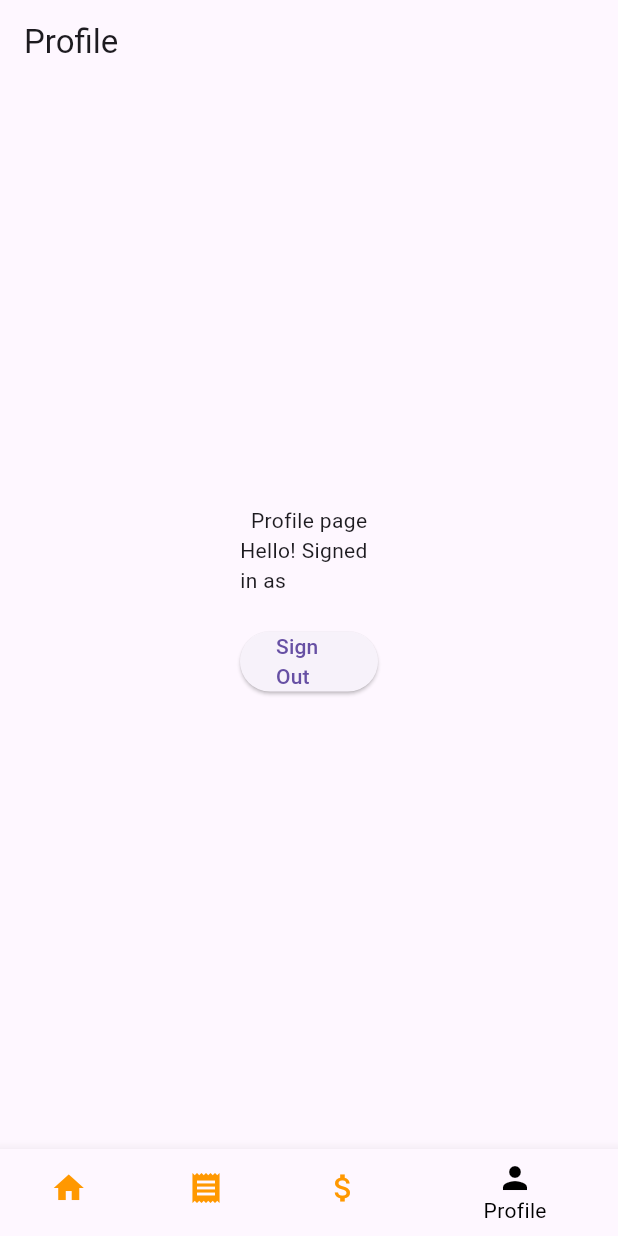
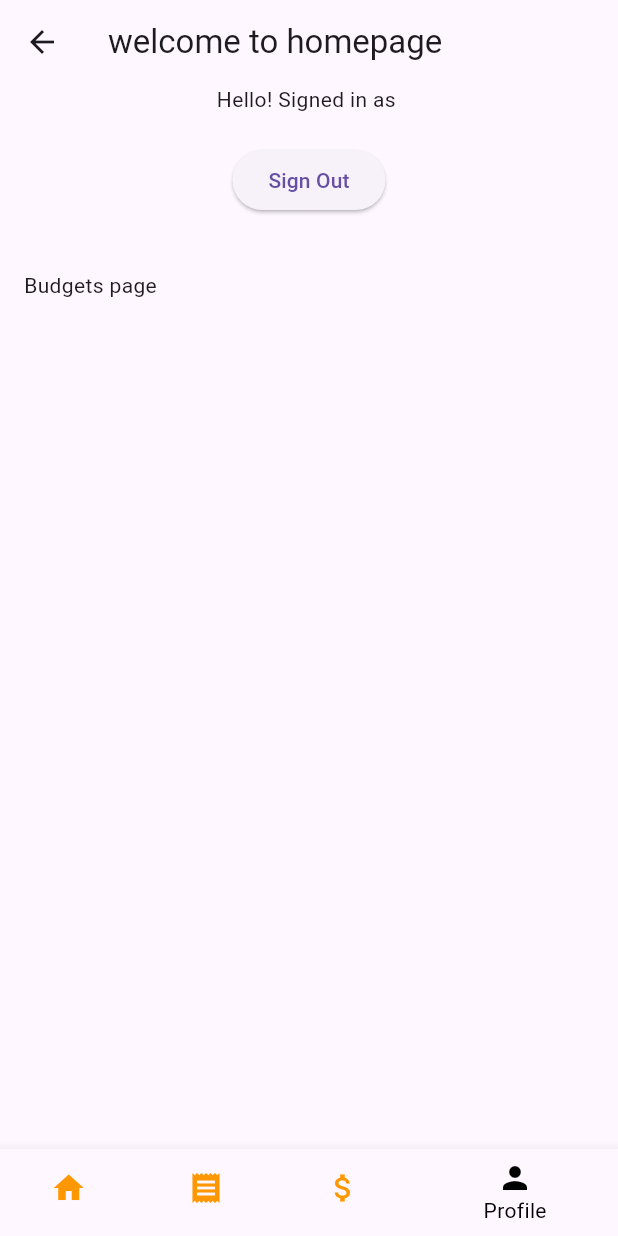
Before and after one commit to nainika0305/Wallet_Watch, a Flutter app: the Homepage screen opened by its route, item 4 of the bottom bar chosen, on a phone screen of 412 x 824 dp. Run offline on Flutter 3.47's test engine with Material 3 defaults, Android fonts, the phone set to English and light mode, and no system bars; our stand-ins replace firebase_auth, firebase_core; accounts and stored records are empty.

Commit message:
Revert "Update home page and navigation"

```diff
--- a/lib/Profile.dart
+++ b/lib/Profile.dart
@@ -1,4 +1,3 @@
-import 'package:firebase_auth/firebase_auth.dart';
 import 'package:flutter/material.dart';
 
 class Profile extends StatefulWidget {
@@ -8,38 +7,13 @@ class Profile extends StatefulWidget {
   State<Profile> createState() => _ProfileState();
 }
 
-void _signOut() async {
-  await FirebaseAuth.instance.signOut();
-}
-
 class _ProfileState extends State<Profile> {
-  final user = FirebaseAuth.instance.currentUser!;
   @override
   Widget build(BuildContext context) {
     return Scaffold(
-      appBar: AppBar(
-          title: const Text('Profile'), automaticallyImplyLeading: false),
       body: Padding(
-        padding: const EdgeInsets.all(160),
-        child: Column(
-          mainAxisAlignment: MainAxisAlignment.center,
-          children: [
-            const Text('Profile page'),
-            Column(
-              mainAxisAlignment: MainAxisAlignment.center,
-              children: [
-                Text('Hello! Signed in as ${user.email!}'),
-                const SizedBox(height: 20), // Space between text and button
-                ElevatedButton(
-                  onPressed: _signOut,
-                  style: ElevatedButton.styleFrom(),
-                  child: const Text('Sign Out'),
-                ),
-                const SizedBox(height: 20), // Space for visual clarity
-              ],
-            ),
-          ],
-        ),
+          padding: EdgeInsets.all(16),
+          child: Text('Profile page')
       ),
     );
   }
--- a/lib/bottom_nav_bar.dart
+++ b/lib/bottom_nav_bar.dart
@@ -4,8 +4,7 @@ class MyBottomNavigationBar extends StatelessWidget {
   final int currentIndex;
   final Function(int) onTap;
 
-  const MyBottomNavigationBar(
-      {super.key, required this.currentIndex, required this.onTap});
+  MyBottomNavigationBar({required this.currentIndex, required this.onTap});
 
   @override
   Widget build(BuildContext context) {
--- a/lib/budgets.dart
+++ b/lib/budgets.dart
@@ -11,10 +11,10 @@ class _BudgetsState extends State<Budgets> {
   @override
   Widget build(BuildContext context) {
     return Scaffold(
-      appBar: AppBar(
-          title: const Text('budgets'), automaticallyImplyLeading: false),
-      body: const Padding(
-          padding: EdgeInsets.all(16), child: Text('Budgets page')),
+      body: Padding(
+          padding: EdgeInsets.all(16),
+          child: Text('Budgets page')
+      ),
     );
   }
 }
--- a/lib/homepage.dart
+++ b/lib/homepage.dart
@@ -1,7 +1,6 @@
 import 'package:firebase_auth/firebase_auth.dart';
 import 'package:firebase_core/firebase_core.dart';
 import 'package:flutter/material.dart';
-import 'package:wallet_watch/Home.dart';
 import 'package:wallet_watch/Profile.dart';
 import 'package:wallet_watch/Transactions.dart';
 import 'package:wallet_watch/bottom_nav_bar.dart';
@@ -21,10 +20,10 @@ class _HomepageState extends State<Homepage> {
 
   // List of pages to display based on the selected tab
   final List<Widget> _pages = [
-    Home(), // Placeholder for Home page content
+    Center(child: Text('Home Page Content')), // Placeholder for Home page content
     Transactions(),
+    Profile(),
     Budgets(),
-    Profile()
   ];
 
   // Update selected index
@@ -34,17 +33,41 @@ class _HomepageState extends State<Homepage> {
     });
   }
 
+  void _signOut() async {
+    await FirebaseAuth.instance.signOut();
+  }
+
   @override
   Widget build(BuildContext context) {
     return WillPopScope(
-      onWillPop: () async => false, // Prevent back navigation
-      child: Scaffold(
-        body: _pages[_selectedIndex], // Directly display the selected page
-        bottomNavigationBar: MyBottomNavigationBar(
-          currentIndex: _selectedIndex,
-          onTap: _onItemTapped,
+        onWillPop: () async => false, // Prevent back navigation
+        child: Scaffold(
+      appBar: AppBar(
+        title: Text('welcome to homepage'),
+      ),
+      body: Center(
+    child: Column(
+    mainAxisAlignment: MainAxisAlignment.center,
+      children: [
+        Text('Hello! Signed in as ' + user.email!),
+        const SizedBox(height: 20), // Space between text and button
+        ElevatedButton(
+          onPressed: _signOut,
+          style: ElevatedButton.styleFrom(
+
+          ),
+          child: const Text('Sign Out'),
         ),
+        const SizedBox(height: 20), // Space for visual clarity
+        Expanded(child: _pages[_selectedIndex]), // Display the selected page
+      ],
+    ),
+    ),
+      bottomNavigationBar: MyBottomNavigationBar(
+        currentIndex: _selectedIndex,
+        onTap: _onItemTapped,
       ),
+    ),
     );
   }
 }
--- a/lib/main.dart
+++ b/lib/main.dart
@@ -1,8 +1,6 @@
 import 'package:flutter/material.dart';
 import 'package:firebase_core/firebase_core.dart';
 import 'package:wallet_watch/PageNotFound.dart';
-import 'package:wallet_watch/Tips.dart';
-import 'package:wallet_watch/Transactions.dart';
 import 'package:wallet_watch/homepage.dart';
 import 'package:wallet_watch/login_page.dart';
 import 'package:wallet_watch/hi.dart';
@@ -25,8 +23,6 @@ final Map<String, WidgetBuilder> appRoutes = {
   '/login': (context) => LoginPage(),
   '/home': (context) => Homepage(),
   '/wrapper': (context) => MainPage(),
-  '/tips': (context) => Tips(),
-  '/transactions' : (context) => Transactions(),
 };
 
 
--- a/pubspec.yaml
+++ b/pubspec.yaml
@@ -37,7 +37,6 @@ dependencies:
   cupertino_icons: ^1.0.8
   firebase_core: ^3.6.0
   firebase_auth: ^5.2.0
-  cloud_firestore: ^5.5.0
 
 
 
```
Also changed, not shown: lib/AddTransaction.dart (deleted, +0 -16 lines), lib/Home.dart (deleted, +0 -210 lines), lib/PageNotFound.dart (+7 -3 lines), lib/Tips.dart (deleted, +0 -12 lines), lib/Transactions.dart (+4 -4 lines), lib/auth/authenticate.dart (added, +15 -0 lines), lib/before_login/hi.dart (added, +10 -0 lines), lib/before_login/privacy.dart (added, +10 -0 lines), lib/hi.dart (+11 -45 lines), lib/privacypolicy.dart (+15 -17 lines), pubspec.lock, 3 other files.
